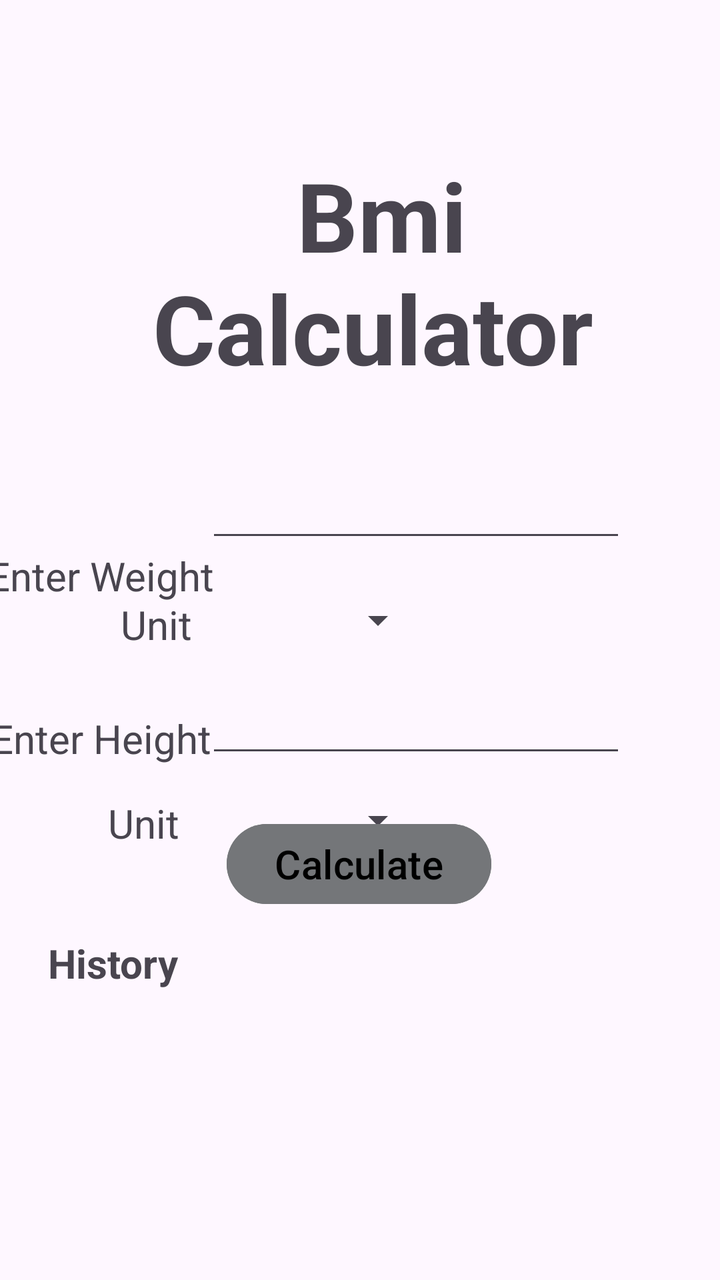
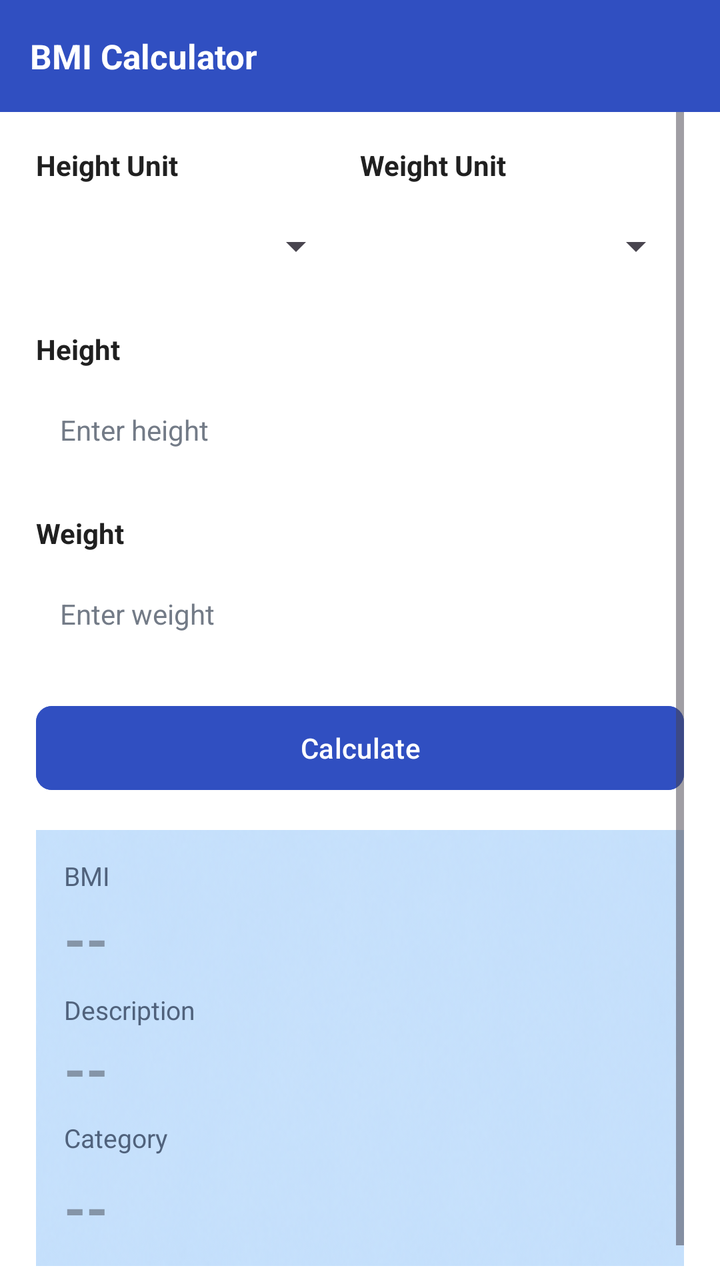

Before-and-after screenshots of an Android layout around one commit, followed by the original layout XML and the change that was made.
<!-- AndroidManifest.xml: application theme Theme.Task2 -->
<!-- res/layout/activity_bmi.xml -->
<?xml version="1.0" encoding="utf-8"?>
<androidx.constraintlayout.widget.ConstraintLayout xmlns:android="http://schemas.android.com/apk/res/android"
    xmlns:app="http://schemas.android.com/apk/res-auto"
    xmlns:tools="http://schemas.android.com/tools"
    android:id="@+id/main"
    android:layout_width="match_parent"
    android:layout_height="match_parent"
    tools:context=".get_started">

    <TextView
        android:id="@+id/bmi"
        android:layout_width="wrap_content"
        android:layout_height="wrap_content"
        android:text="      Bmi\nCalculator"
        android:textSize="48sp"
        android:textStyle="bold"
        app:layout_constraintBottom_toBottomOf="parent"
        app:layout_constraintEnd_toEndOf="parent"
        app:layout_constraintHorizontal_bias="0.548"
        app:layout_constraintStart_toStartOf="parent"
        app:layout_constraintTop_toTopOf="parent"
        app:layout_constraintVertical_bias="0.145" />

    <TextView
        android:id="@+id/weight"
        android:layout_width="wrap_content"
        android:layout_height="wrap_content"
        android:layout_marginTop="72dp"
        android:text="Enter Weight"
        android:textSize="20sp"
        app:layout_constraintBottom_toBottomOf="parent"
        app:layout_constraintEnd_toStartOf="@+id/typeWeight"
        app:layout_constraintHorizontal_bias="0.64"
        app:layout_constraintStart_toStartOf="parent"
        app:layout_constraintTop_toBottomOf="@+id/bmi"
        app:layout_constraintVertical_bias="0.018" />

    <TextView
        android:id="@+id/height"
        android:layout_width="wrap_content"
        android:layout_height="wrap_content"
        android:layout_marginBottom="24dp"
        android:text="Enter Height"
        android:textSize="20sp"
        app:layout_constraintBottom_toBottomOf="parent"
        app:layout_constraintEnd_toStartOf="@+id/typeHeight"
        app:layout_constraintHorizontal_bias="0.689"
        app:layout_constraintStart_toStartOf="parent"
        app:layout_constraintTop_toTopOf="parent"
        app:layout_constraintVertical_bias="0.604" />

    <EditText
        android:id="@+id/typeWeight"
        android:layout_width="wrap_content"
        android:layout_height="wrap_content"
        android:layout_marginBottom="32dp"
        android:ems="10"
        android:inputType="numberDecimal"

        app:layout_constraintBottom_toBottomOf="parent"
        app:layout_constraintEnd_toEndOf="parent"
        app:layout_constraintHorizontal_bias="0.686"
        app:layout_constraintStart_toStartOf="parent"
        app:layout_constraintTop_toTopOf="parent"
        app:layout_constraintVertical_bias="0.414" />

    <EditText
        android:id="@+id/typeHeight"
        android:layout_width="wrap_content"
        android:layout_height="wrap_content"
        android:ems="10"
        android:inputType="numberDecimal"
        app:layout_constraintBottom_toBottomOf="parent"
        app:layout_constraintEnd_toEndOf="parent"
        app:layout_constraintHorizontal_bias="0.686"
        app:layout_constraintStart_toStartOf="parent"
        app:layout_constraintTop_toTopOf="parent"
        app:layout_constraintVertical_bias="0.572" />

    <TextView
        android:id="@+id/unitW"
        android:layout_width="wrap_content"
        android:layout_height="wrap_content"
        android:layout_marginBottom="16dp"
        android:text="Unit"
        android:textSize="20sp"
        app:layout_constraintBottom_toBottomOf="parent"
        app:layout_constraintEnd_toStartOf="@+id/weightsp"
        app:layout_constraintHorizontal_bias="0.466"
        app:layout_constraintStart_toStartOf="parent"
        app:layout_constraintTop_toTopOf="parent" />

    <Spinner
        android:id="@+id/weightsp"
        android:layout_width="wrap_content"
        android:layout_height="wrap_content"
        android:layout_marginBottom="20dp"
        android:hint="select"
        android:textSize="20sp"
        app:layout_constraintBottom_toBottomOf="parent"
        app:layout_constraintEnd_toEndOf="parent"
        app:layout_constraintHorizontal_bias="0.529"
        app:layout_constraintStart_toStartOf="parent"
        app:layout_constraintTop_toTopOf="parent" />

    <Spinner
        android:id="@+id/heightsp"
        android:layout_width="wrap_content"
        android:layout_height="wrap_content"
        android:text="To"
        android:textSize="20sp"
        app:layout_constraintBottom_toBottomOf="parent"
        app:layout_constraintEnd_toEndOf="parent"
        app:layout_constraintHorizontal_bias="0.529"
        app:layout_constraintStart_toStartOf="parent"
        app:layout_constraintTop_toTopOf="parent"
        app:layout_constraintVertical_bias="0.646" />

    <TextView
        android:id="@+id/textView8"
        android:layout_width="wrap_content"
        android:layout_height="wrap_content"
        android:text="Unit"
        android:textSize="20sp"
        app:layout_constraintBottom_toBottomOf="parent"
        app:layout_constraintEnd_toEndOf="parent"
        app:layout_constraintHorizontal_bias="0.167"
        app:layout_constraintStart_toStartOf="parent"
        app:layout_constraintTop_toTopOf="parent"
        app:layout_constraintVertical_bias="0.649" />

    <Button
        android:id="@+id/button2"
        android:layout_width="wrap_content"
        android:layout_height="wrap_content"
        android:layout_marginBottom="184dp"
        android:backgroundTint="@color/material_dynamic_neutral50"
        android:text="Calculate"
        android:textColor="@color/black"
        android:textSize="20sp"
        app:cornerRadius="35dp"
        app:layout_constraintBottom_toBottomOf="parent"
        app:layout_constraintEnd_toEndOf="parent"
        app:layout_constraintHorizontal_bias="0.498"
        app:layout_constraintStart_toStartOf="parent" />

    <TextView
        android:id="@+id/historyTitle"
        android:layout_width="wrap_content"
        android:layout_height="wrap_content"
        android:layout_marginStart="24dp"
        android:layout_marginTop="12dp"
        android:text="History"
        android:textSize="20sp"
        android:textStyle="bold"
        app:layout_constraintStart_toStartOf="parent"
        app:layout_constraintTop_toBottomOf="@+id/button2" />

    <ListView
        android:id="@+id/historyList"
        android:layout_width="0dp"
        android:layout_height="0dp"
        android:layout_marginStart="24dp"
        android:layout_marginEnd="24dp"
        android:layout_marginBottom="16dp"
        app:layout_constraintBottom_toBottomOf="parent"
        app:layout_constraintEnd_toEndOf="parent"
        app:layout_constraintStart_toStartOf="parent"
        app:layout_constraintTop_toBottomOf="@+id/historyTitle" />

</androidx.constraintlayout.widget.ConstraintLayout>
<!-- resources referenced by this layout -->
<resources>
  <color name="black">#FF000000</color>
  <style name="Theme.Task2" parent="Base.Theme.Task2" />
  <style name="Base.Theme.Task2" parent="Theme.Material3.DayNight.NoActionBar">
          
          
      </style>
</resources>

<!-- the commit's change to res/layout/activity_bmi.xml (unified diff, before → after) -->
@@ -1,171 +1,287 @@
 <?xml version="1.0" encoding="utf-8"?>
-<androidx.constraintlayout.widget.ConstraintLayout xmlns:android="http://schemas.android.com/apk/res/android"
+<androidx.constraintlayout.widget.ConstraintLayout
+    xmlns:android="http://schemas.android.com/apk/res/android"
     xmlns:app="http://schemas.android.com/apk/res-auto"
     xmlns:tools="http://schemas.android.com/tools"
     android:id="@+id/main"
     android:layout_width="match_parent"
     android:layout_height="match_parent"
-    tools:context=".get_started">
-
-    <TextView
-        android:id="@+id/bmi"
-        android:layout_width="wrap_content"
-        android:layout_height="wrap_content"
-        android:text="      Bmi\nCalculator"
-        android:textSize="48sp"
-        android:textStyle="bold"
-        app:layout_constraintBottom_toBottomOf="parent"
-        app:layout_constraintEnd_toEndOf="parent"
-        app:layout_constraintHorizontal_bias="0.548"
-        app:layout_constraintStart_toStartOf="parent"
-        app:layout_constraintTop_toTopOf="parent"
-        app:layout_constraintVertical_bias="0.145" />
-
-    <TextView
-        android:id="@+id/weight"
-        android:layout_width="wrap_content"
-        android:layout_height="wrap_content"
-        android:layout_marginTop="72dp"
-        android:text="Enter Weight"
-        android:textSize="20sp"
-        app:layout_constraintBottom_toBottomOf="parent"
-        app:layout_constraintEnd_toStartOf="@+id/typeWeight"
-        app:layout_constraintHorizontal_bias="0.64"
-        app:layout_constraintStart_toStartOf="parent"
-        app:layout_constraintTop_toBottomOf="@+id/bmi"
-        app:layout_constraintVertical_bias="0.018" />
-
-    <TextView
-        android:id="@+id/height"
-        android:layout_width="wrap_content"
-        android:layout_height="wrap_content"
-        android:layout_marginBottom="24dp"
-        android:text="Enter Height"
-        android:textSize="20sp"
-        app:layout_constraintBottom_toBottomOf="parent"
-        app:layout_constraintEnd_toStartOf="@+id/typeHeight"
-        app:layout_constraintHorizontal_bias="0.689"
-        app:layout_constraintStart_toStartOf="parent"
-        app:layout_constraintTop_toTopOf="parent"
-        app:layout_constraintVertical_bias="0.604" />
-
-    <EditText
-        android:id="@+id/typeWeight"
-        android:layout_width="wrap_content"
-        android:layout_height="wrap_content"
-        android:layout_marginBottom="32dp"
-        android:ems="10"
-        android:inputType="numberDecimal"
-
-        app:layout_constraintBottom_toBottomOf="parent"
-        app:layout_constraintEnd_toEndOf="parent"
-        app:layout_constraintHorizontal_bias="0.686"
-        app:layout_constraintStart_toStartOf="parent"
-        app:layout_constraintTop_toTopOf="parent"
-        app:layout_constraintVertical_bias="0.414" />
-
-    <EditText
-        android:id="@+id/typeHeight"
-        android:layout_width="wrap_content"
-        android:layout_height="wrap_content"
-        android:ems="10"
-        android:inputType="numberDecimal"
-        app:layout_constraintBottom_toBottomOf="parent"
-        app:layout_constraintEnd_toEndOf="parent"
-        app:layout_constraintHorizontal_bias="0.686"
-        app:layout_constraintStart_toStartOf="parent"
-        app:layout_constraintTop_toTopOf="parent"
-        app:layout_constraintVertical_bias="0.572" />
-
-    <TextView
-        android:id="@+id/unitW"
-        android:layout_width="wrap_content"
-        android:layout_height="wrap_content"
-        android:layout_marginBottom="16dp"
-        android:text="Unit"
-        android:textSize="20sp"
-        app:layout_constraintBottom_toBottomOf="parent"
-        app:layout_constraintEnd_toStartOf="@+id/weightsp"
-        app:layout_constraintHorizontal_bias="0.466"
-        app:layout_constraintStart_toStartOf="parent"
-        app:layout_constraintTop_toTopOf="parent" />
-
-    <Spinner
-        android:id="@+id/weightsp"
-        android:layout_width="wrap_content"
-        android:layout_height="wrap_content"
-        android:layout_marginBottom="20dp"
-        android:hint="select"
-        android:textSize="20sp"
-        app:layout_constraintBottom_toBottomOf="parent"
-        app:layout_constraintEnd_toEndOf="parent"
-        app:layout_constraintHorizontal_bias="0.529"
-        app:layout_constraintStart_toStartOf="parent"
-        app:layout_constraintTop_toTopOf="parent" />
-
-    <Spinner
-        android:id="@+id/heightsp"
-        android:layout_width="wrap_content"
-        android:layout_height="wrap_content"
-        android:text="To"
-        android:textSize="20sp"
-        app:layout_constraintBottom_toBottomOf="parent"
-        app:layout_constraintEnd_toEndOf="parent"
-        app:layout_constraintHorizontal_bias="0.529"
-        app:layout_constraintStart_toStartOf="parent"
-        app:layout_constraintTop_toTopOf="parent"
-        app:layout_constraintVertical_bias="0.646" />
-
-    <TextView
-        android:id="@+id/textView8"
-        android:layout_width="wrap_content"
-        android:layout_height="wrap_content"
-        android:text="Unit"
-        android:textSize="20sp"
-        app:layout_constraintBottom_toBottomOf="parent"
-        app:layout_constraintEnd_toEndOf="parent"
-        app:layout_constraintHorizontal_bias="0.167"
-        app:layout_constraintStart_toStartOf="parent"
-        app:layout_constraintTop_toTopOf="parent"
-        app:layout_constraintVertical_bias="0.649" />
-
-    <Button
-        android:id="@+id/button2"
-        android:layout_width="wrap_content"
-        android:layout_height="wrap_content"
-        android:layout_marginBottom="184dp"
-        android:backgroundTint="@color/material_dynamic_neutral50"
-        android:text="Calculate"
-        android:textColor="@color/black"
-        android:textSize="20sp"
-        app:cornerRadius="35dp"
-        app:layout_constraintBottom_toBottomOf="parent"
-        app:layout_constraintEnd_toEndOf="parent"
-        app:layout_constraintHorizontal_bias="0.498"
-        app:layout_constraintStart_toStartOf="parent" />
-
-    <TextView
-        android:id="@+id/historyTitle"
-        android:layout_width="wrap_content"
-        android:layout_height="wrap_content"
-        android:layout_marginStart="24dp"
-        android:layout_marginTop="12dp"
-        android:text="History"
-        android:textSize="20sp"
-        android:textStyle="bold"
-        app:layout_constraintStart_toStartOf="parent"
-        app:layout_constraintTop_toBottomOf="@+id/button2" />
-
-    <ListView
-        android:id="@+id/historyList"
+    android:background="#FFFFFF"
+    tools:context=".bmi">
+
+
+
+    <LinearLayout
+        android:id="@+id/topBar"
+        android:layout_width="match_parent"
+        android:layout_height="56dp"
+        android:orientation="horizontal"
+        android:gravity="center_vertical"
+        android:background="#304FC1"
+        android:paddingStart="15dp"
+        android:paddingEnd="15dp"
+        app:layout_constraintTop_toTopOf="parent">
+
+
+
+        <TextView
+            android:layout_width="wrap_content"
+            android:layout_height="wrap_content"
+            android:text="BMI Calculator"
+            android:textColor="#FFFFFF"
+            android:textSize="17sp"
+            android:textStyle="bold" />
+
+    </LinearLayout>
+
+
+
+    <ScrollView
         android:layout_width="0dp"
         android:layout_height="0dp"
-        android:layout_marginStart="24dp"
-        android:layout_marginEnd="24dp"
-        android:layout_marginBottom="16dp"
+        android:paddingStart="18dp"
+        android:paddingEnd="18dp"
+        app:layout_constraintTop_toBottomOf="@id/topBar"
         app:layout_constraintBottom_toBottomOf="parent"
-        app:layout_constraintEnd_toEndOf="parent"
         app:layout_constraintStart_toStartOf="parent"
-        app:layout_constraintTop_toBottomOf="@+id/historyTitle" />
+        app:layout_constraintEnd_toEndOf="parent">
+
+        <LinearLayout
+            android:layout_width="match_parent"
+            android:layout_height="wrap_content"
+            android:orientation="vertical"
+            android:paddingTop="17dp"
+            android:paddingBottom="25dp">
+
+
+
+            <LinearLayout
+                android:layout_width="match_parent"
+                android:layout_height="wrap_content"
+                android:orientation="horizontal">
+
+                <TextView
+                    android:layout_width="0dp"
+                    android:layout_height="wrap_content"
+                    android:layout_weight="1"
+                    android:text="Height Unit"
+                    android:textColor="#202020"
+                    android:textSize="14sp"
+                    android:textStyle="bold" />
+
+                <TextView
+                    android:layout_width="0dp"
+                    android:layout_height="wrap_content"
+                    android:layout_weight="1"
+                    android:text="Weight Unit"
+                    android:textColor="#202020"
+                    android:textSize="14sp"
+                    android:textStyle="bold" />
+
+            </LinearLayout>
+
+
+
+            <LinearLayout
+                android:layout_width="match_parent"
+                android:layout_height="50dp"
+                android:layout_marginTop="6dp"
+                android:orientation="horizontal">
+
+                <Spinner
+                    android:id="@+id/heightsp"
+                    android:layout_width="0dp"
+                    android:layout_height="match_parent"
+                    android:layout_marginEnd="8dp"
+                    android:layout_weight="1"
+                    android:paddingStart="10dp"
+                    android:paddingEnd="8dp"
+                    android:spinnerMode="dropdown" />
+
+                <Spinner
+                    android:id="@+id/weightsp"
+                    android:layout_width="0dp"
+                    android:layout_height="match_parent"
+                    android:layout_marginStart="8dp"
+                    android:layout_weight="1"
+                    android:paddingStart="10dp"
+                    android:paddingEnd="8dp"
+                    android:spinnerMode="dropdown" />
+
+            </LinearLayout>
+
+
+
+            <TextView
+                android:id="@+id/height"
+                android:layout_width="wrap_content"
+                android:layout_height="wrap_content"
+                android:layout_marginTop="17dp"
+                android:text="Height"
+                android:textColor="#202020"
+                android:textSize="14sp"
+                android:textStyle="bold" />
+
+
+
+            <LinearLayout
+                android:layout_width="match_parent"
+                android:layout_height="50dp"
+                android:layout_marginTop="6dp">
+
+                <EditText
+                    android:id="@+id/typeHeight"
+                    android:layout_width="0dp"
+                    android:layout_height="match_parent"
+                    android:layout_weight="1"
+                    android:background="@android:color/transparent"
+                    android:hint="Enter height"
+                    android:inputType="numberDecimal"
+                    android:paddingStart="12dp"
+                    android:paddingEnd="5dp"
+                    android:textColor="#222222"
+                    android:textColorHint="#737B87"
+                    android:textSize="14sp" />
+
+
+
+            </LinearLayout>
+
+
+
+            <TextView
+                android:id="@+id/weight"
+                android:layout_width="wrap_content"
+                android:layout_height="wrap_content"
+                android:layout_marginTop="17dp"
+                android:text="Weight"
+                android:textColor="#202020"
+                android:textSize="14sp"
+                android:textStyle="bold" />
+
+
+
+            <LinearLayout
+                android:layout_width="match_parent"
+                android:layout_height="50dp"
+                android:layout_marginTop="6dp">
+
+                <EditText
+                    android:id="@+id/typeWeight"
+                    android:layout_width="0dp"
+                    android:layout_height="match_parent"
+                    android:layout_weight="1"
+                    android:background="@android:color/transparent"
+                    android:hint="Enter weight"
+                    android:inputType="numberDecimal"
+                    android:paddingStart="12dp"
+                    android:paddingEnd="5dp"
+                    android:textColor="#222222"
+                    android:textColorHint="#737B87"
+                    android:textSize="14sp" />
+
+
+
+            </LinearLayout>
+
+
+
+            <Button
+                android:id="@+id/button2"
+                android:layout_width="match_parent"
+                android:layout_height="50dp"
+                android:layout_marginTop="17dp"
+                android:backgroundTint="#304FC1"
+                android:text="Calculate"
+                android:textAllCaps="false"
+                android:textColor="#FFFFFF"
+                android:textSize="14sp"
+                app:cornerRadius="8dp" />
+
+
+
+            <LinearLayout
+                android:layout_width="match_parent"
+                android:layout_height="218dp"
+                android:layout_marginTop="16dp"
+                android:background="@drawable/currency_card"
+                android:orientation="vertical"
+                android:padding="14dp">
+
+
+                <TextView
+                    android:layout_width="wrap_content"
+                    android:layout_height="wrap_content"
+                    android:text="BMI"
+                    android:textColor="#50627C"
+                    android:textSize="13sp" />
+
+                <TextView
+                    android:id="@+id/textView9"
+                    android:layout_width="wrap_content"
+                    android:layout_height="wrap_content"
+                    android:layout_marginTop="4dp"
+                    android:hint="--"
+                    android:textColor="#173B9B"
+                    android:textSize="28sp"
+                    android:textStyle="bold" />
+
+
+                <TextView
+                    android:layout_width="wrap_content"
+                    android:layout_height="wrap_content"
+                    android:layout_marginTop="8dp"
+                    android:text="Description"
+                    android:textColor="#50627C"
+                    android:textSize="13sp" />
+
+                <TextView
+                    android:id="@+id/bmiDescription"
+                    android:layout_width="wrap_content"
+                    android:layout_height="wrap_content"
+                    android:layout_marginTop="2dp"
+                    android:hint="--"
+                    android:textColor="#173B9B"
+                    android:textSize="28sp"
+                    android:textStyle="bold" />
+
+
+                <TextView
+                    android:layout_width="wrap_content"
+                    android:layout_height="23dp"
+                    android:layout_marginTop="7dp"
+                    android:text="Category"
+                    android:textColor="#50627C"
+                    android:textSize="13sp" />
+
+                <TextView
+                    android:id="@+id/bmiCategory"
+                    android:layout_width="wrap_content"
+                    android:layout_height="wrap_content"
+                    android:layout_marginTop="2dp"
+                    android:hint="--"
+                    android:textColor="#173B9B"
+                    android:textSize="28sp"
+                    android:textStyle="bold" />
+
+            </LinearLayout>
+
+
+
+            <ListView
+                android:id="@+id/historyList"
+                android:layout_width="match_parent"
+                android:layout_height="0dp"
+                 />
+
+            <TextView
+                android:id="@+id/historyTitle"
+                android:layout_width="wrap_content"
+                android:layout_height="0dp"
+                android:text="History" />
+
+        </LinearLayout>
+
+    </ScrollView>
 
 </androidx.constraintlayout.widget.ConstraintLayout>
<!-- resource entries referenced after the edit -->
@@ -1,6 +1,6 @@
 <!-- resources referenced by this layout -->
 <resources>
-  <color name="black">#FF000000</color>
+  <!-- drawable currency_card: png bitmap (drawable, 85547 bytes) -->
   <style name="Theme.Task2" parent="Base.Theme.Task2" />
   <style name="Base.Theme.Task2" parent="Theme.Material3.DayNight.NoActionBar">
           
